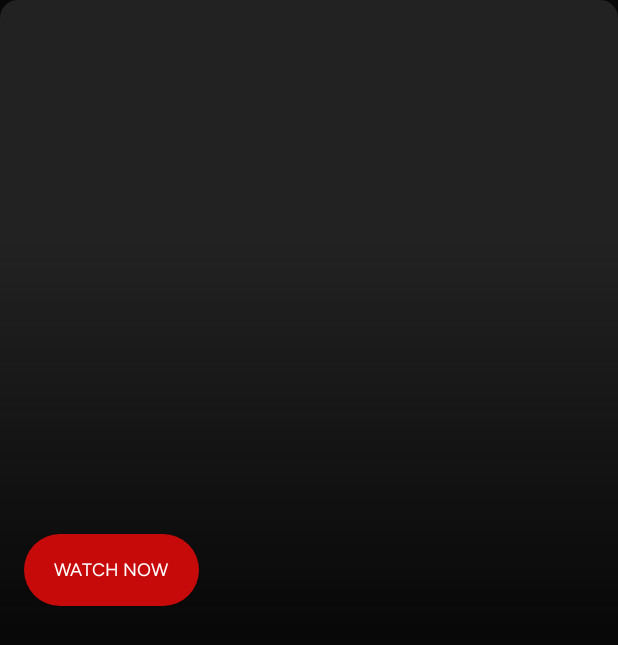
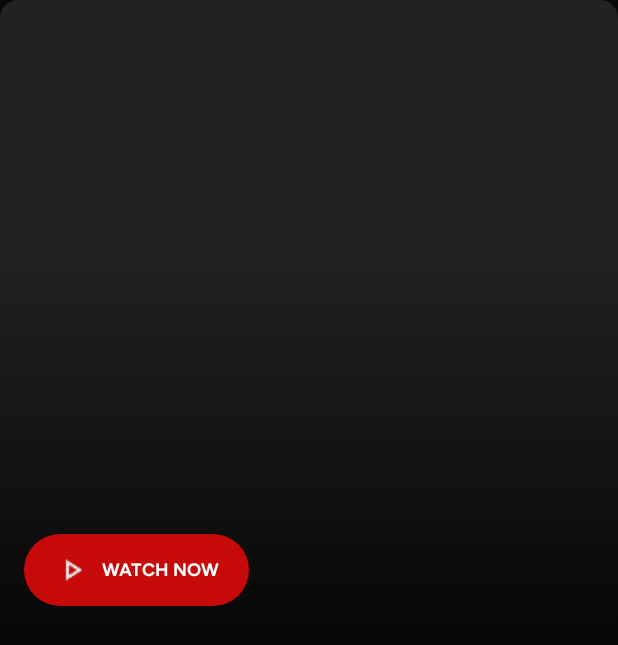
Before and after one commit to abijith-2002/streamly-ott-app-5770, an Android app: the ContentInfoActivity screen opened directly, with no data from a screen before it, on a phone screen of 412 x 824 dp. Shown: the top 645 px of the screen. Run offline under Robolectric (Android 15) with nearby library versions, the phone set to English and light mode, and no system bars; pictures from the network do not load.

Commit message:
Checkpoint 12 - cgfde57574

```diff
--- a/mobile_frontend/app/src/main/res/layout/activity_content_info.xml
+++ b/mobile_frontend/app/src/main/res/layout/activity_content_info.xml
@@ -73,7 +73,10 @@
                 android:paddingStart="20dp"
                 android:paddingEnd="20dp"
                 android:paddingTop="10dp"
-                android:paddingBottom="10dp" />
+                android:paddingBottom="10dp"
+                android:textStyle="bold"
+                android:drawableStart="@drawable/play"
+                android:drawablePadding="8dp" />
         </LinearLayout>
 
         <ProgressBar
```
Also changed, not shown: 2 other files.
